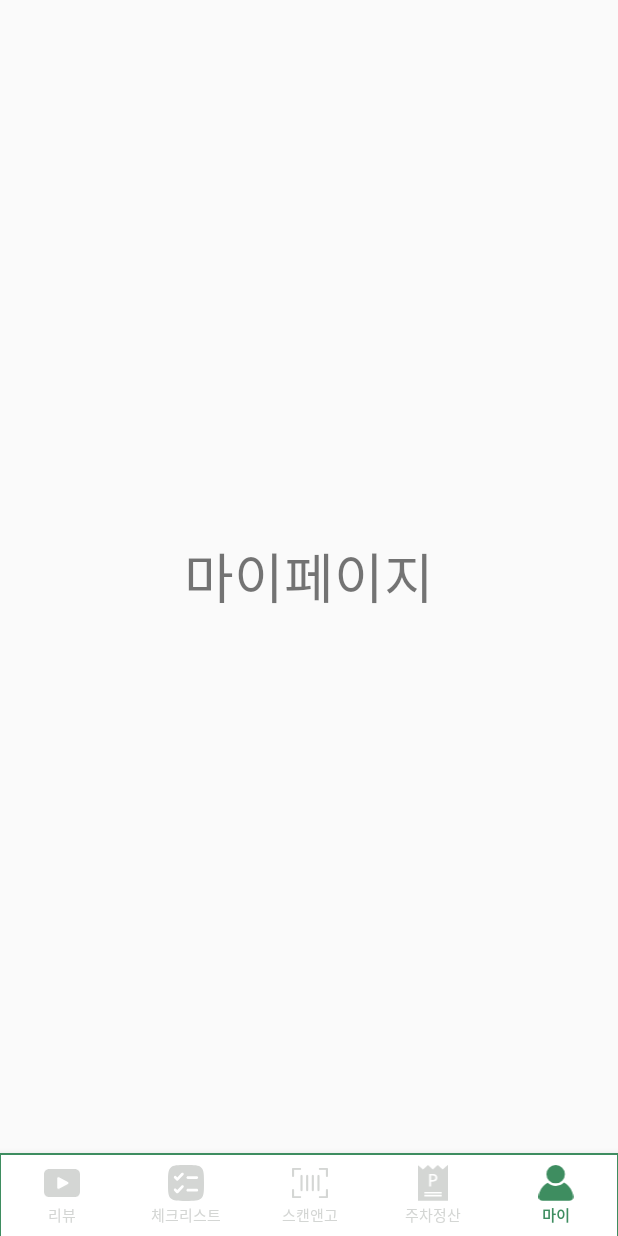
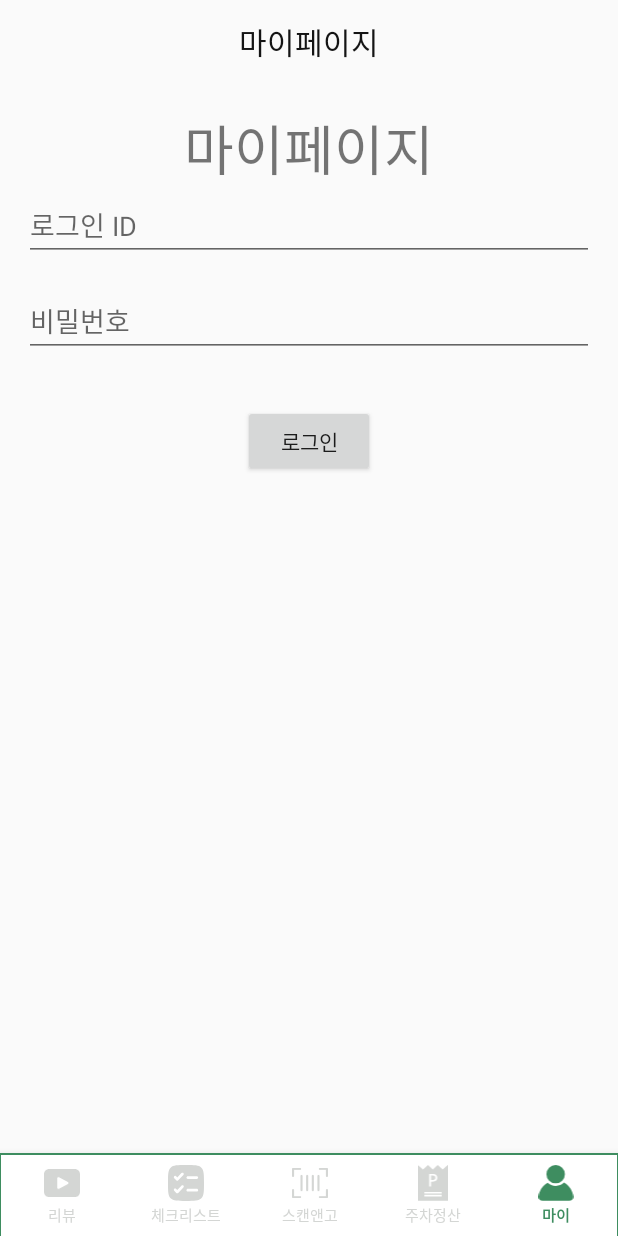
Before and after one commit to hyundai-shallwescan/client, an Android app: the screen it shows after launch (MainActivity), item 5 of the bottom bar chosen, on a phone screen of 412 x 824 dp. Run offline under Robolectric (Android 15) with nearby library versions, the phone set to English and light mode, and no system bars; our stand-ins replace navigation-ui.

```diff
--- /dev/null
+++ b/app/src/main/java/com/ite/sws/common/RetrofitClient.kt
@@ -0,0 +1,17 @@
+package com.ite.sws.common
+
+import com.ite.sws.BuildConfig
+import com.google.gson.GsonBuilder
+import retrofit2.Retrofit
+import retrofit2.converter.gson.GsonConverterFactory
+
+object RetrofitClient {
+    private const val BASE_URL = BuildConfig.BASE_URL
+
+    val instance: Retrofit by lazy {
+        Retrofit.Builder()
+            .baseUrl(BASE_URL)
+            .addConverterFactory(GsonConverterFactory.create(GsonBuilder().setLenient().create()))
+            .build()
+    }
+}
--- a/app/src/main/java/com/ite/sws/domain/checklist/view/ui/ChecklistFragment.kt
+++ b/app/src/main/java/com/ite/sws/domain/checklist/view/ui/ChecklistFragment.kt
@@ -1,4 +1,4 @@
-package com.ite.sws.domain.member.view.ui
+package com.ite.sws.domain.checklist.view.ui
 
 import android.os.Bundle
 import android.view.LayoutInflater
--- /dev/null
+++ b/app/src/main/java/com/ite/sws/domain/member/api/service/MemberService.kt
@@ -0,0 +1,26 @@
+package com.ite.sws.domain.member.api.service
+
+import com.ite.sws.domain.member.data.JwtToken
+import com.ite.sws.domain.member.data.PostLoginReq
+import retrofit2.Call
+import retrofit2.http.Body
+import retrofit2.http.POST
+
+/**
+ * 멤버 서비스 인터페이스
+ * @author 정은지
+ * @since 2024.08.31
+ * @version 1.0
+ *
+ * <pre>
+ * 수정일        수정자        수정내용
+ * ----------  --------    ---------------------------
+ * 2024.08.31   정은지        최초 생성
+ * </pre>
+ */
+interface MemberService {
+
+    @POST("/members/login")
+    fun login(@Body loginRequest: PostLoginReq
+    ): Call<JwtToken>
+}
--- a/app/src/main/java/com/ite/sws/domain/member/view/ui/MypageFragment.kt
+++ b/app/src/main/java/com/ite/sws/domain/member/view/ui/MypageFragment.kt
@@ -4,8 +4,13 @@ import android.os.Bundle
 import android.view.LayoutInflater
 import android.view.View
 import android.view.ViewGroup
+import android.widget.TextView
+import androidx.appcompat.app.AppCompatActivity
 import androidx.fragment.app.Fragment
+import com.ite.sws.R
 import com.ite.sws.databinding.FragmentMypageBinding
+import com.ite.sws.domain.member.api.repository.MemberRepository
+import com.ite.sws.domain.member.data.PostLoginReq
 
 /**
  * 마이페이지 프래그먼트
@@ -23,12 +28,50 @@ class MypageFragment : Fragment() {
 
     private var _binding: FragmentMypageBinding? = null
     private val binding get() = _binding!!
+    private val memberRepository = MemberRepository()
 
     override fun onCreateView(
         inflater: LayoutInflater, container: ViewGroup?,
         savedInstanceState: Bundle?
     ): View? {
         _binding = FragmentMypageBinding.inflate(inflater, container, false)
-        return binding.root
+        val rootView = binding.root
+
+        // 툴바 타이틀 설정
+        val toolbar = binding.toolbar.toolbar
+        (activity as? AppCompatActivity)?.setSupportActionBar(toolbar)
+        (activity as? AppCompatActivity)?.supportActionBar?.setDisplayShowTitleEnabled(false)
+        binding.toolbar.toolbarTitle.text = "마이페이지"
+
+        binding.btnLogin.setOnClickListener {
+            performLogin()
+        }
+        return rootView
+    }
+
+    private fun performLogin() {
+        val loginId = binding.edtLoginId.text.toString().trim()
+        val password = binding.edtPassword.text.toString().trim()
+
+        if (loginId.isEmpty() || password.isEmpty()) {
+            binding.tvLoginResult.text = "로그인 ID와 비밀번호를 입력하세요."
+            return
+        }
+
+        val postLoginReq = PostLoginReq(loginId, password)
+
+        memberRepository.login(postLoginReq,
+            onSuccess = { jwtToken ->
+                binding.tvLoginResult.text = "로그인 성공 AccessToken: ${jwtToken.accessToken}"
+            },
+            onFailure = { errorRes ->
+                binding.tvLoginResult.text = "로그인 실패: ${errorRes.message}"
+            }
+        )
+    }
+
+    override fun onDestroyView() {
+        super.onDestroyView()
+        _binding = null
     }
 }
--- a/app/src/main/res/layout/fragment_mypage.xml
+++ b/app/src/main/res/layout/fragment_mypage.xml
@@ -7,11 +7,67 @@
     android:layout_height="match_parent"
     tools:context=".domain.member.view.ui.MypageFragment">
 
+    <include
+        android:id="@+id/toolbar"
+        layout="@layout/toolbar"
+        app:layout_constraintTop_toTopOf="parent"
+        app:layout_constraintStart_toStartOf="parent"
+        app:layout_constraintEnd_toEndOf="parent"/>
+
     <TextView
-        android:layout_width="match_parent"
-        android:layout_height="match_parent"
+        android:id="@+id/tv_mypage_title"
+        android:layout_width="wrap_content"
+        android:layout_height="wrap_content"
         android:text="마이페이지"
         android:textSize="36sp"
-        android:gravity="center"/>
+        android:layout_marginTop="16dp"
+        android:layout_marginBottom="32dp"
+        app:layout_constraintTop_toBottomOf="@id/toolbar"
+        app:layout_constraintStart_toStartOf="parent"
+        app:layout_constraintEnd_toEndOf="parent"/>
+
+    <EditText
+        android:id="@+id/edt_login_id"
+        android:layout_width="0dp"
+        android:layout_height="wrap_content"
+        android:hint="로그인 ID"
+        android:layout_marginStart="16dp"
+        android:layout_marginEnd="16dp"
+        app:layout_constraintTop_toBottomOf="@id/tv_mypage_title"
+        app:layout_constraintStart_toStartOf="parent"
+        app:layout_constraintEnd_toEndOf="parent"/>
+
+    <EditText
+        android:id="@+id/edt_password"
+        android:layout_width="0dp"
+        android:layout_height="wrap_content"
+        android:hint="비밀번호"
+        android:inputType="textPassword"
+        android:layout_marginStart="16dp"
+        android:layout_marginEnd="16dp"
+        android:layout_marginTop="16dp"
+        app:layout_constraintTop_toBottomOf="@id/edt_login_id"
+        app:layout_constraintStart_toStartOf="parent"
+        app:layout_constraintEnd_toEndOf="parent"/>
+
+    <Button
+        android:id="@+id/btn_login"
+        android:layout_width="wrap_content"
+        android:layout_height="wrap_content"
+        android:text="로그인"
+        android:layout_marginTop="32dp"
+        app:layout_constraintTop_toBottomOf="@id/edt_password"
+        app:layout_constraintStart_toStartOf="parent"
+        app:layout_constraintEnd_toEndOf="parent"/>
+
+    <TextView
+        android:id="@+id/tv_login_result"
+        android:layout_width="wrap_content"
+        android:layout_height="wrap_content"
+        android:textSize="18sp"
+        android:layout_marginTop="16dp"
+        app:layout_constraintTop_toBottomOf="@id/btn_login"
+        app:layout_constraintStart_toStartOf="parent"
+        app:layout_constraintEnd_toEndOf="parent"/>
 
 </androidx.constraintlayout.widget.ConstraintLayout>
```
Also changed, not shown: app/build.gradle (+9 -2 lines), app/src/main/java/com/ite/sws/common/data/ErrorRes.kt (added, +9 -0 lines), app/src/main/java/com/ite/sws/domain/member/api/repository/MemberRepository.kt (added, +63 -0 lines), app/src/main/java/com/ite/sws/domain/member/data/JwtToken.kt (added, +19 -0 lines), app/src/main/java/com/ite/sws/domain/member/data/PostLoginReq.kt (added, +18 -0 lines).
